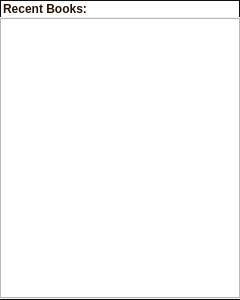
MosheWagner/Orayta-QT, file trunk/mobileapp.ui: the form before one commit.
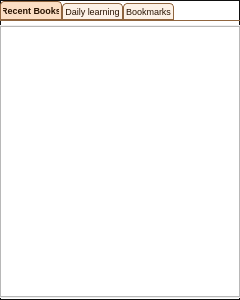
The form after the commit. The open tabs and pages were chosen to show the change. Icons and pictures are not drawn. Custom widgets are drawn as their Qt base class.

```diff
--- a/trunk/mobileapp.ui
+++ b/trunk/mobileapp.ui
@@ -4126,32 +4126,141 @@
         <number>0</number>
        </property>
        <item>
-        <widget class="QLabel" name="historyHeader">
+        <widget class="QTabWidget" name="tabWidget_2">
          <property name="font">
           <font>
-           <weight>75</weight>
-           <bold>true</bold>
+           <pointsize>7</pointsize>
+           <weight>50</weight>
+           <italic>false</italic>
+           <bold>false</bold>
           </font>
          </property>
-         <property name="text">
-          <string>Recent Books:</string>
+         <property name="styleSheet">
+          <string notr="true">font: 7pt;</string>
          </property>
-         <property name="wordWrap">
-          <bool>true</bool>
+         <property name="currentIndex">
+          <number>0</number>
          </property>
-        </widget>
-       </item>
+         <widget class="QWidget" name="tab_5">
+          <attribute name="title">
+           <string>Recent Books</string>
+          </attribute>
+          <layout class="QVBoxLayout" name="verticalLayout_24">
+           <property name="spacing">
+            <number>0</number>
+           </property>
+           <property name="leftMargin">
+            <number>0</number>
+           </property>
+           <property name="topMargin">
+            <number>3</number>
+           </property>
+           <property name="rightMargin">
+            <number>0</number>
+           </property>
+           <property name="bottomMargin">
+            <number>0</number>
+           </property>
+           <item>
+            <widget class="BMarkList" name="historyBookmarkList">
+             <property name="font">
+              <font>
+               <pointsize>7</pointsize>
+               <weight>50</weight>
+               <italic>false</italic>
+               <bold>false</bold>
+              </font>
+             </property>
+             <property name="accessibleName">
+              <string>history list</string>
+             </property>
+             <property name="layoutDirection">
+              <enum>Qt::RightToLeft</enum>
+             </property>
+            </widget>
+           </item>
+          </layout>
+         </widget>
+         <widget class="QWidget" name="tab_6">
+          <attribute name="title">
+           <string>Daily learning</string>
+          </attribute>
+          <layout class="QVBoxLayout" name="verticalLayout_25">
+           <property name="spacing">
+            <number>0</number>
+           </property>
+           <property name="leftMargin">
+            <number>0</number>
+           </property>
+           <property name="topMargin">
+            <number>3</number>
+           </property>
+           <property name="rightMargin">
+            <number>0</number>
+           </property>
+           <property name="bottomMargin">
+            <number>0</number>
+           </property>
        <item>
-        <widget class="BMarkList" name="bookMarkList">
+            <widget class="BMarkList" name="dailyLearningList">
          <property name="font">
           <font>
-           <weight>75</weight>
-           <bold>true</bold>
-          </font>
-         </property>
+               <pointsize>7</pointsize>
+               <weight>50</weight>
+               <italic>false</italic>
+               <bold>false</bold>
+              </font>
+             </property>
+             <property name="accessibleName">
+              <string>daily learning</string>
+             </property>
          <property name="layoutDirection">
           <enum>Qt::RightToLeft</enum>
          </property>
+            </widget>
+           </item>
+          </layout>
+         </widget>
+         <widget class="QWidget" name="tab_7">
+          <attribute name="title">
+           <string>Bookmarks</string>
+          </attribute>
+          <layout class="QVBoxLayout" name="verticalLayout_26">
+           <property name="spacing">
+            <number>0</number>
+           </property>
+           <property name="leftMargin">
+            <number>0</number>
+           </property>
+           <property name="topMargin">
+            <number>3</number>
+           </property>
+           <property name="rightMargin">
+            <number>0</number>
+           </property>
+           <property name="bottomMargin">
+            <number>0</number>
+           </property>
+           <item>
+            <widget class="BMarkList" name="staticBookMarkList">
+             <property name="font">
+              <font>
+               <pointsize>7</pointsize>
+               <weight>50</weight>
+               <italic>false</italic>
+               <bold>false</bold>
+              </font>
+             </property>
+             <property name="accessibleName">
+              <string>static bookmark list</string>
+             </property>
+             <property name="layoutDirection">
+              <enum>Qt::RightToLeft</enum>
+             </property>
+            </widget>
+           </item>
+          </layout>
+         </widget>
         </widget>
        </item>
       </layout>
```
Left out of the diff: 360 changed lines with no effect on the pictures. Lines whose indentation alone changed are shown as unchanged.
